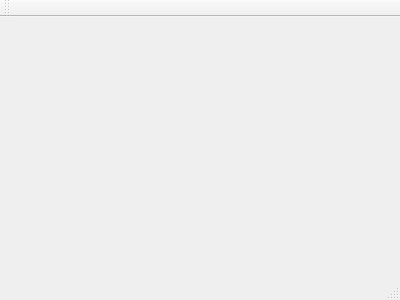
bartazuk/IGR203, file menu_restaurant/mainwindow.ui: the form before one commit.
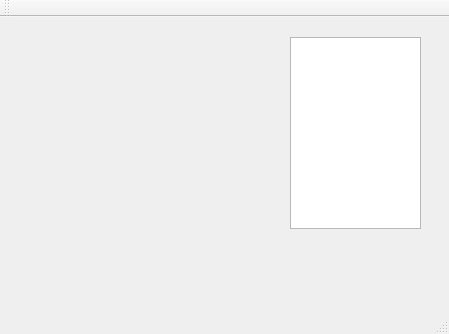
The form after the commit.

Diff of the .ui file:
```diff
--- a/menu_restaurant/mainwindow.ui
+++ b/menu_restaurant/mainwindow.ui
@@ -1,24 +1,50 @@
 <ui version="4.0">
  <class>MainWindow</class>
- <widget class="QMainWindow" name="MainWindow" >
-  <property name="geometry" >
+ <widget class="QMainWindow" name="MainWindow">
+  <property name="geometry">
    <rect>
     <x>0</x>
     <y>0</y>
-    <width>400</width>
-    <height>300</height>
+    <width>449</width>
+    <height>334</height>
    </rect>
   </property>
   <property name="windowTitle" >
    <string>MainWindow</string>
   </property>
-  <widget class="QMenuBar" name="menuBar" />
-  <widget class="QToolBar" name="mainToolBar" />
-  <widget class="QWidget" name="centralWidget" />
-  <widget class="QStatusBar" name="statusBar" />
+  <widget class="QWidget" name="centralWidget">
+   <widget class="QListView" name="Commande">
+    <property name="geometry">
+     <rect>
+      <x>290</x>
+      <y>20</y>
+      <width>131</width>
+      <height>192</height>
+     </rect>
+    </property>
+   </widget>
+  </widget>
+  <widget class="QMenuBar" name="menuBar">
+   <property name="geometry">
+    <rect>
+     <x>0</x>
+     <y>0</y>
+     <width>449</width>
+     <height>25</height>
+    </rect>
+   </property>
+  </widget>
+  <widget class="QToolBar" name="mainToolBar">
+   <attribute name="toolBarArea">
+    <enum>TopToolBarArea</enum>
+   </attribute>
+   <attribute name="toolBarBreak">
+    <bool>false</bool>
+   </attribute>
+  </widget>
+  <widget class="QStatusBar" name="statusBar"/>
  </widget>
- <layoutDefault spacing="6" margin="11" />
- <pixmapfunction></pixmapfunction>
+ <layoutdefault spacing="6" margin="11"/>
  <resources/>
  <connections/>
 </ui>
```
Left out of the diff: 3 changed lines with no effect on the pictures.
